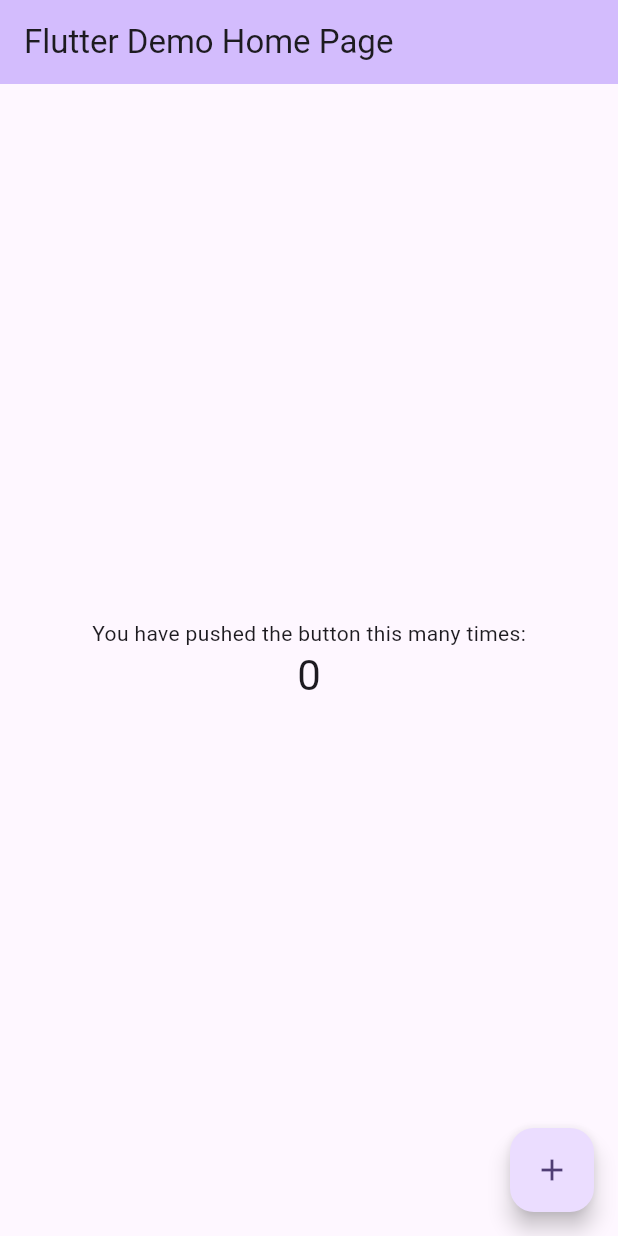
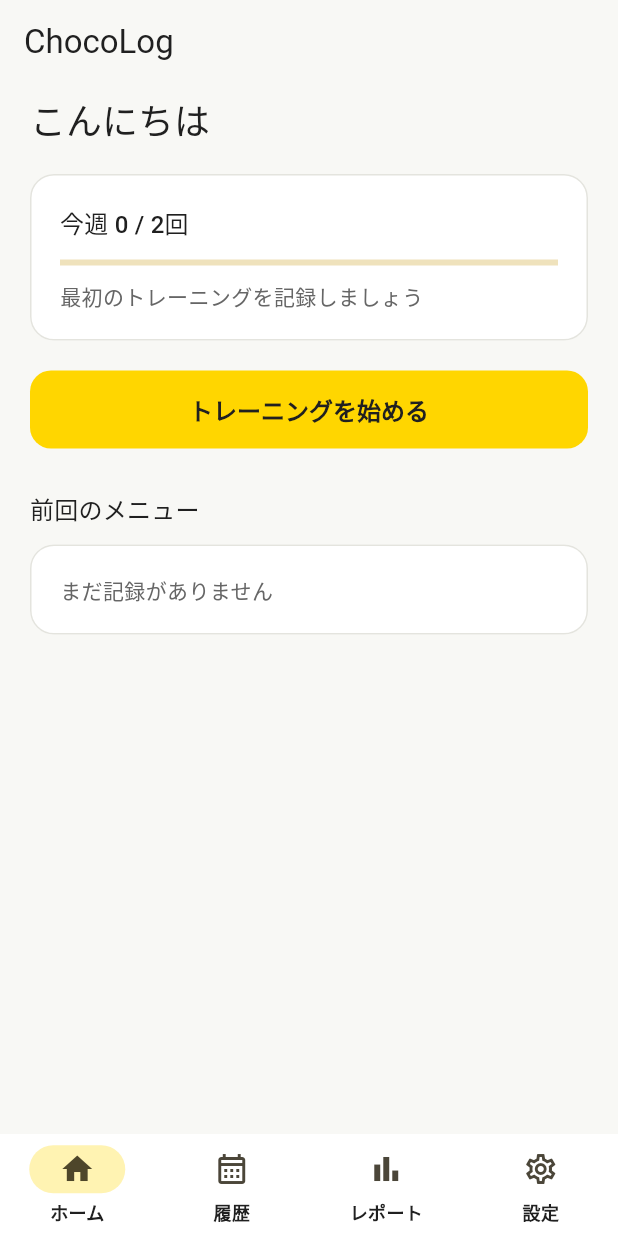
Before and after one commit to naolab/ChocoLog, a Flutter app: the screen it shows after launch, on a phone screen of 412 x 824 dp. Run offline on Flutter 3.47's test engine with Material 3 defaults, Android fonts, the phone set to English and light mode, and no system bars; our stand-ins replace drift, drift_flutter, flutter_riverpod, go_router; accounts and stored records are empty; generated files the repository leaves out were written again.

Commit message:
feat: アプリシェルと4タブナビゲーションを追加
Co-authored-by: Codex <codex@openai.com>

```diff
--- /dev/null
+++ b/lib/app/app.dart
@@ -0,0 +1,17 @@
+import 'package:chocolog/app/router.dart';
+import 'package:chocolog/app/theme.dart';
+import 'package:flutter/material.dart';
+
+class ChocoLogApp extends StatelessWidget {
+  const ChocoLogApp({super.key});
+
+  @override
+  Widget build(BuildContext context) {
+    return MaterialApp.router(
+      title: 'ChocoLog',
+      debugShowCheckedModeBanner: false,
+      theme: ChocoLogTheme.light,
+      routerConfig: appRouter,
+    );
+  }
+}
--- /dev/null
+++ b/lib/app/router.dart
@@ -0,0 +1,209 @@
+import 'package:chocolog/app/theme.dart';
+import 'package:flutter/material.dart';
+import 'package:go_router/go_router.dart';
+
+final appRouter = GoRouter(
+  initialLocation: '/home',
+  routes: [
+    StatefulShellRoute.indexedStack(
+      builder: (context, state, navigationShell) =>
+          _AppShell(navigationShell: navigationShell),
+      branches: [
+        StatefulShellBranch(
+          routes: [
+            GoRoute(
+              path: '/home',
+              builder: (context, state) => const _HomeTab(),
+            ),
+          ],
+        ),
+        StatefulShellBranch(
+          routes: [
+            GoRoute(
+              path: '/history',
+              builder: (context, state) => const _EmptyTab(
+                title: '履歴',
+                message: 'トレーニングの記録がここに表示されます',
+                icon: Icons.calendar_month_outlined,
+              ),
+            ),
+          ],
+        ),
+        StatefulShellBranch(
+          routes: [
+            GoRoute(
+              path: '/reports',
+              builder: (context, state) => const _EmptyTab(
+                title: 'レポート',
+                message: '記録を続けると週・月の成果を確認できます',
+                icon: Icons.bar_chart_outlined,
+              ),
+            ),
+          ],
+        ),
+        StatefulShellBranch(
+          routes: [
+            GoRoute(
+              path: '/settings',
+              builder: (context, state) => const _EmptyTab(
+                title: '設定',
+                message: '目標回数や通知を設定できます',
+                icon: Icons.settings_outlined,
+              ),
+            ),
+          ],
+        ),
+      ],
+    ),
+    GoRoute(
+      path: '/workout/studio',
+      builder: (context, state) => const _WorkoutStartPlaceholder(),
+    ),
+  ],
+);
+
+class _AppShell extends StatelessWidget {
+  const _AppShell({required this.navigationShell});
+
+  final StatefulNavigationShell navigationShell;
+
+  @override
+  Widget build(BuildContext context) {
+    return Scaffold(
+      body: navigationShell,
+      bottomNavigationBar: NavigationBar(
+        selectedIndex: navigationShell.currentIndex,
+        onDestinationSelected: (index) {
+          navigationShell.goBranch(
+            index,
+            initialLocation: index == navigationShell.currentIndex,
+          );
+        },
+        destinations: const [
+          NavigationDestination(
+            icon: Icon(Icons.home_outlined),
+            selectedIcon: Icon(Icons.home),
+            label: 'ホーム',
+          ),
+          NavigationDestination(
+            icon: Icon(Icons.calendar_month_outlined),
+            selectedIcon: Icon(Icons.calendar_month),
+            label: '履歴',
+          ),
+          NavigationDestination(
+            icon: Icon(Icons.bar_chart_outlined),
+            selectedIcon: Icon(Icons.bar_chart),
+            label: 'レポート',
+          ),
+          NavigationDestination(
+            icon: Icon(Icons.settings_outlined),
+            selectedIcon: Icon(Icons.settings),
+            label: '設定',
+          ),
+        ],
+      ),
+    );
+  }
+}
+
+class _HomeTab extends StatelessWidget {
+  const _HomeTab();
+
+  @override
+  Widget build(BuildContext context) {
+    return Scaffold(
+      appBar: AppBar(title: const Text('ChocoLog')),
+      body: SafeArea(
+        child: ListView(
+          padding: const EdgeInsets.fromLTRB(20, 8, 20, 24),
+          children: [
+            Text('こんにちは', style: Theme.of(context).textTheme.headlineSmall),
+            const SizedBox(height: 20),
+            Card(
+              child: Padding(
+                padding: const EdgeInsets.all(20),
+                child: Column(
+                  crossAxisAlignment: CrossAxisAlignment.start,
+                  children: [
+                    Text(
+                      '今週 0 / 2回',
+                      style: Theme.of(context).textTheme.titleMedium,
+                    ),
+                    const SizedBox(height: 12),
+                    const LinearProgressIndicator(value: 0),
+                    const SizedBox(height: 10),
+                    const Text(
+                      '最初のトレーニングを記録しましょう',
+                      style: TextStyle(color: ChocoLogColors.muted),
+                    ),
+                  ],
+                ),
+              ),
+            ),
+            const SizedBox(height: 20),
+            FilledButton(
+              onPressed: () => context.push('/workout/studio'),
+              child: const Text('トレーニングを始める'),
+            ),
+            const SizedBox(height: 28),
+            Text('前回のメニュー', style: Theme.of(context).textTheme.titleMedium),
+            const SizedBox(height: 12),
+            const Card(
+              child: Padding(
+                padding: EdgeInsets.all(20),
+                child: Text(
+                  'まだ記録がありません',
+                  style: TextStyle(color: ChocoLogColors.muted),
+                ),
+              ),
+            ),
+          ],
+        ),
+      ),
+    );
+  }
+}
+
+class _WorkoutStartPlaceholder extends StatelessWidget {
+  const _WorkoutStartPlaceholder();
+
+  @override
+  Widget build(BuildContext context) {
+    return Scaffold(
+      appBar: AppBar(title: const Text('今回の店舗')),
+      body: const Center(child: Text('店舗選択は次の工程で実装します')),
+    );
+  }
+}
+
+class _EmptyTab extends StatelessWidget {
+  const _EmptyTab({
+    required this.title,
+    required this.message,
+    required this.icon,
+  });
+
+  final String title;
+  final String message;
+  final IconData icon;
+
+  @override
+  Widget build(BuildContext context) {
+    return Scaffold(
+      appBar: AppBar(title: Text(title)),
+      body: Center(
+        child: Padding(
+          padding: const EdgeInsets.all(32),
+          child: Column(
+            mainAxisSize: MainAxisSize.min,
+            children: [
+              Icon(icon, size: 48, color: ChocoLogColors.muted),
+              const SizedBox(height: 16),
+              Text(message, textAlign: TextAlign.center),
+            ],
+          ),
+        ),
+      ),
+    );
+  }
+}
--- /dev/null
+++ b/lib/app/theme.dart
@@ -0,0 +1,68 @@
+import 'package:flutter/material.dart';
+
+abstract final class ChocoLogColors {
+  static const yellow = Color(0xFFFFD600);
+  static const canvas = Color(0xFFF8F8F5);
+  static const ink = Color(0xFF202020);
+  static const muted = Color(0xFF666666);
+  static const border = Color(0xFFE4E4DE);
+}
+
+abstract final class ChocoLogTheme {
+  static ThemeData get light {
+    final colorScheme =
+        ColorScheme.fromSeed(
+          seedColor: ChocoLogColors.yellow,
+          brightness: Brightness.light,
+          surface: Colors.white,
+        ).copyWith(
+          primary: ChocoLogColors.yellow,
+          onPrimary: ChocoLogColors.ink,
+          onSurface: ChocoLogColors.ink,
+          outline: ChocoLogColors.border,
+        );
+
+    return ThemeData(
+      useMaterial3: true,
+      colorScheme: colorScheme,
+      scaffoldBackgroundColor: ChocoLogColors.canvas,
+      dividerColor: ChocoLogColors.border,
+      appBarTheme: const AppBarTheme(
+        backgroundColor: ChocoLogColors.canvas,
+        foregroundColor: ChocoLogColors.ink,
+        elevation: 0,
+        scrolledUnderElevation: 0,
+        centerTitle: false,
+      ),
+      cardTheme: CardThemeData(
+        color: Colors.white,
+        elevation: 0,
+        margin: EdgeInsets.zero,
+        shape: RoundedRectangleBorder(
+          borderRadius: BorderRadius.circular(16),
+          side: const BorderSide(color: ChocoLogColors.border),
+        ),
+      ),
+      filledButtonTheme: FilledButtonThemeData(
+        style: FilledButton.styleFrom(
+          foregroundColor: ChocoLogColors.ink,
+          backgroundColor: ChocoLogColors.yellow,
+          minimumSize: const Size.fromHeight(52),
+          textStyle: const TextStyle(fontSize: 16, fontWeight: FontWeight.w700),
+          shape: RoundedRectangleBorder(
+            borderRadius: BorderRadius.circular(14),
+          ),
+        ),
+      ),
+      navigationBarTheme: NavigationBarThemeData(
+        backgroundColor: Colors.white,
+        indicatorColor: ChocoLogColors.yellow.withValues(alpha: 0.3),
+        labelTextStyle: const WidgetStatePropertyAll(
+          TextStyle(fontSize: 12, fontWeight: FontWeight.w600),
+        ),
+        elevation: 0,
+        height: 68,
+      ),
+    );
+  }
+}
--- a/lib/main.dart
+++ b/lib/main.dart
@@ -1,122 +1,7 @@
-import 'package:flutter/material.dart';
+import 'package:chocolog/app/app.dart';
+import 'package:flutter/widgets.dart';
+import 'package:flutter_riverpod/flutter_riverpod.dart';
 
 void main() {
-  runApp(const MyApp());
+  runApp(const ProviderScope(child: ChocoLogApp()));
 }
-
-class MyApp extends StatelessWidget {
-  const MyApp({super.key});
-
-  // This widget is the root of your application.
-  @override
-  Widget build(BuildContext context) {
-    return MaterialApp(
-      title: 'Flutter Demo',
-      theme: ThemeData(
-        // This is the theme of your application.
-        //
-        // TRY THIS: Try running your application with "flutter run". You'll see
-        // the application has a purple toolbar. Then, without quitting the app,
-        // try changing the seedColor in the colorScheme below to Colors.green
-        // and then invoke "hot reload" (save your changes or press the "hot
-        // reload" button in a Flutter-supported IDE, or press "r" if you used
-        // the command line to start the app).
-        //
-        // Notice that the counter didn't reset back to zero; the application
-        // state is not lost during the reload. To reset the state, use hot
-        // restart instead.
-        //
-        // This works for code too, not just values: Most code changes can be
-        // tested with just a hot reload.
-        colorScheme: .fromSeed(seedColor: Colors.deepPurple),
-      ),
-      home: const MyHomePage(title: 'Flutter Demo Home Page'),
-    );
-  }
-}
-
-class MyHomePage extends StatefulWidget {
-  const MyHomePage({super.key, required this.title});
-
-  // This widget is the home page of your application. It is stateful, meaning
-  // that it has a State object (defined below) that contains fields that affect
-  // how it looks.
-
-  // This class is the configuration for the state. It holds the values (in this
-  // case the title) provided by the parent (in this case the App widget) and
-  // used by the build method of the State. Fields in a Widget subclass are
-  // always marked "final".
-
-  final String title;
-
-  @override
-  State<MyHomePage> createState() => _MyHomePageState();
-}
-
-class _MyHomePageState extends State<MyHomePage> {
-  int _counter = 0;
-
-  void _incrementCounter() {
-    setState(() {
-      // This call to setState tells the Flutter framework that something has
-      // changed in this State, which causes it to rerun the build method below
-      // so that the display can reflect the updated values. If we changed
-      // _counter without calling setState(), then the build method would not be
-      // called again, and so nothing would appear to happen.
-      _counter++;
-    });
-  }
-
-  @override
-  Widget build(BuildContext context) {
-    // This method is rerun every time setState is called, for instance as done
-    // by the _incrementCounter method above.
-    //
-    // The Flutter framework has been optimized to make rerunning build methods
-    // fast, so that you can just rebuild anything that needs updating rather
-    // than having to individually change instances of widgets.
-    return Scaffold(
-      appBar: AppBar(
-        // TRY THIS: Try changing the color here to a specific color (to
-        // Colors.amber, perhaps?) and trigger a hot reload to see the AppBar
-        // change color while the other colors stay the same.
-        backgroundColor: Theme.of(context).colorScheme.inversePrimary,
-        // Here we take the value from the MyHomePage object that was created by
-        // the App.build method, and use it to set our appbar title.
-        title: Text(widget.title),
-      ),
-      body: Center(
-        // Center is a layout widget. It takes a single child and positions it
-        // in the middle of the parent.
-        child: Column(
-          // Column is also a layout widget. It takes a list of children and
-          // arranges them vertically. By default, it sizes itself to fit its
-          // children horizontally, and tries to be as tall as its parent.
-          //
-          // Column has various properties to control how it sizes itself and
-          // how it positions its children. Here we use mainAxisAlignment to
-          // center the children vertically; the main axis here is the vertical
-          // axis because Columns are vertical (the cross axis would be
-          // horizontal).
-          //
-          // TRY THIS: Invoke "debug painting" (choose the "Toggle Debug Paint"
-          // action in the IDE, or press "p" in the console), to see the
-          // wireframe for each widget.
-          mainAxisAlignment: .center,
-          children: [
-            const Text('You have pushed the button this many times:'),
-            Text(
-              '$_counter',
-              style: Theme.of(context).textTheme.headlineMedium,
-            ),
-          ],
-        ),
-      ),
-      floatingActionButton: FloatingActionButton(
-        onPressed: _incrementCounter,
-        tooltip: 'Increment',
-        child: const Icon(Icons.add),
-      ),
-    );
-  }
-}
```
Also changed, not shown: 1 other file.
